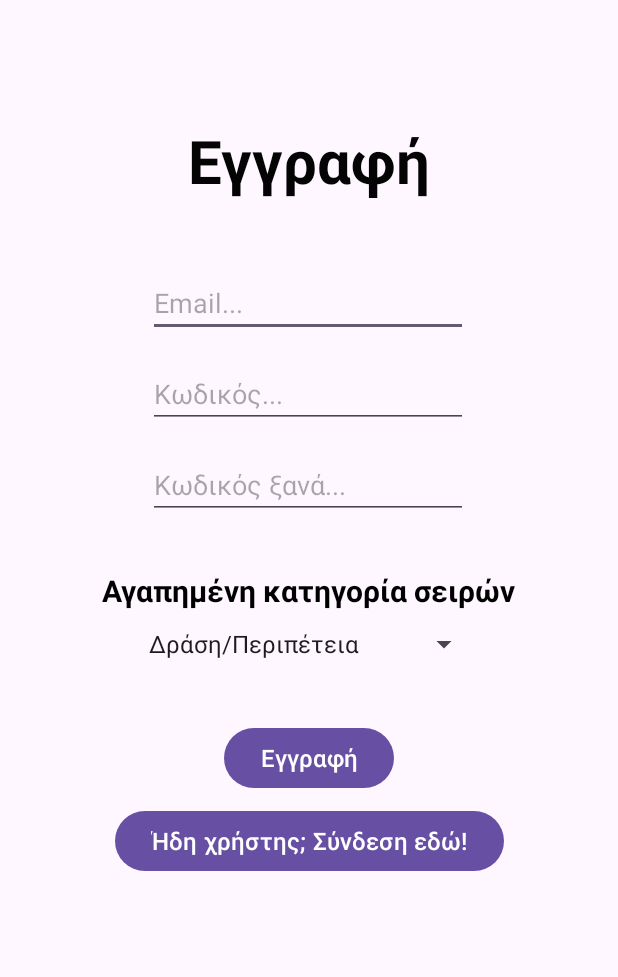
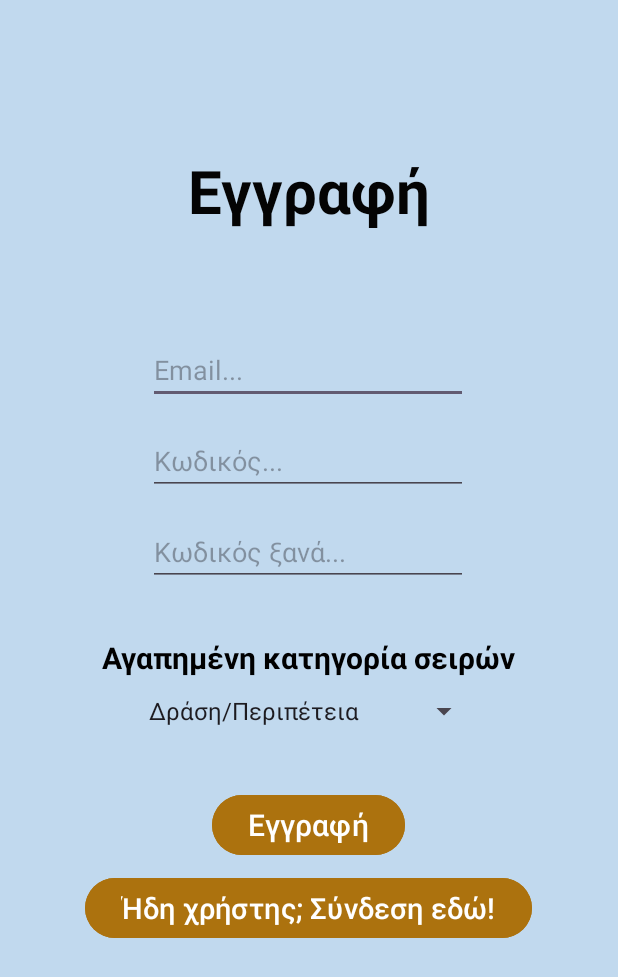
Before and after one commit to GeorgeCR7/myTV_android_app, an Android app: the RegisterActivity screen opened directly, with no data from a screen before it, on a phone screen of 412 x 824 dp. Shown: the top 977 px of the screen. Run offline under Robolectric (Android 15) with nearby library versions, the light colour scheme and no system bars; our stand-ins replace Firebase (no records; nobody signed in at launch, a user with empty details on screens opened directly).

Commit message:
Modify app's UI.

```diff
--- a/app/src/main/res/layout/activity_main.xml
+++ b/app/src/main/res/layout/activity_main.xml
@@ -4,7 +4,8 @@
     xmlns:tools="http://schemas.android.com/tools"
     android:layout_width="match_parent"
     android:layout_height="match_parent"
-    tools:context=".activities.MainActivity">
+    tools:context=".activities.MainActivity"
+    android:background="#C1D9EE">
 
 
     <Button
--- a/app/src/main/res/layout/activity_profile.xml
+++ b/app/src/main/res/layout/activity_profile.xml
@@ -4,7 +4,8 @@
     xmlns:tools="http://schemas.android.com/tools"
     android:layout_width="match_parent"
     android:layout_height="match_parent"
-    tools:context=".activities.ProfileActivity">
+    tools:context=".activities.ProfileActivity"
+    android:background="#C1D9EE">
 
     <TextView
         android:id="@+id/txtPrfEmailLabel"
--- a/app/src/main/res/layout/activity_register.xml
+++ b/app/src/main/res/layout/activity_register.xml
@@ -4,14 +4,15 @@
     xmlns:tools="http://schemas.android.com/tools"
     android:layout_width="match_parent"
     android:layout_height="match_parent"
-    tools:context=".activities.RegisterActivity">
+    tools:context=".activities.RegisterActivity"
+    android:background="#C1D9EE">
 
     <TextView
         android:id="@+id/txtRegisterLabel"
         android:layout_width="wrap_content"
         android:layout_height="wrap_content"
         android:layout_marginStart="176dp"
-        android:layout_marginTop="80dp"
+        android:layout_marginTop="100dp"
         android:layout_marginEnd="177dp"
         android:gravity="center"
         android:text="@string/register"
@@ -26,7 +27,7 @@
         android:id="@+id/edTxtRegisterEmail"
         android:layout_width="wrap_content"
         android:layout_height="wrap_content"
-        android:layout_marginTop="45dp"
+        android:layout_marginTop="70dp"
         android:ems="10"
         android:hint="@string/email"
         android:inputType="textEmailAddress"
@@ -65,7 +66,8 @@
         android:layout_marginTop="40dp"
         android:gravity="center"
         android:text="@string/register"
-        android:textSize="16sp"
+        android:textSize="20sp"
+        android:backgroundTint="#AC720E"
         app:layout_constraintEnd_toEndOf="@+id/spnShowCategory"
         app:layout_constraintStart_toStartOf="@+id/spnShowCategory"
         app:layout_constraintTop_toBottomOf="@+id/spnShowCategory" />
@@ -77,7 +79,8 @@
         android:layout_marginTop="7dp"
         android:gravity="center"
         android:text="@string/old_user"
-        android:textSize="16sp"
+        android:textSize="19sp"
+        android:backgroundTint="#AC720E"
         app:layout_constraintEnd_toEndOf="@+id/btnRegister"
         app:layout_constraintStart_toStartOf="@+id/btnRegister"
         app:layout_constraintTop_toBottomOf="@+id/btnRegister" />
--- a/app/src/main/res/layout/activity_tvlist.xml
+++ b/app/src/main/res/layout/activity_tvlist.xml
@@ -4,7 +4,8 @@
     xmlns:tools="http://schemas.android.com/tools"
     android:layout_width="match_parent"
     android:layout_height="match_parent"
-    tools:context=".activities.TVListActivity">
+    tools:context=".activities.TVListActivity"
+    android:background="#C1D9EE">
 
     <ListView
         android:id="@+id/tvShowsList"
--- a/app/src/main/res/layout/activity_tvshow.xml
+++ b/app/src/main/res/layout/activity_tvshow.xml
@@ -4,7 +4,8 @@
     xmlns:tools="http://schemas.android.com/tools"
     android:layout_width="match_parent"
     android:layout_height="match_parent"
-    tools:context=".activities.TVShowActivity">
+    tools:context=".activities.TVShowActivity"
+    android:background="#C1D9EE">
 
     <ImageView
         android:id="@+id/tvShowImg"
@@ -75,7 +76,7 @@
         android:layout_width="wrap_content"
         android:layout_height="wrap_content"
         android:layout_marginBottom="5dp"
-        android:backgroundTint="#D33A3A"
+        android:backgroundTint="#EC0505"
         android:gravity="center"
         android:text="@string/back"
         android:textAllCaps="false"
--- a/app/src/main/res/layout/list_item.xml
+++ b/app/src/main/res/layout/list_item.xml
@@ -2,7 +2,8 @@
 <LinearLayout xmlns:android="http://schemas.android.com/apk/res/android"
     android:orientation="vertical"
     android:layout_width="match_parent"
-    android:layout_height="match_parent">
+    android:layout_height="match_parent"
+    android:background="#C1D9EE">
 
     <RelativeLayout
         android:layout_width="match_parent"
```
Also changed, not shown: app/src/main/res/layout/activity_forgot_password.xml (+5 -3 lines), app/src/main/res/layout/activity_login.xml (+8 -5 lines).
